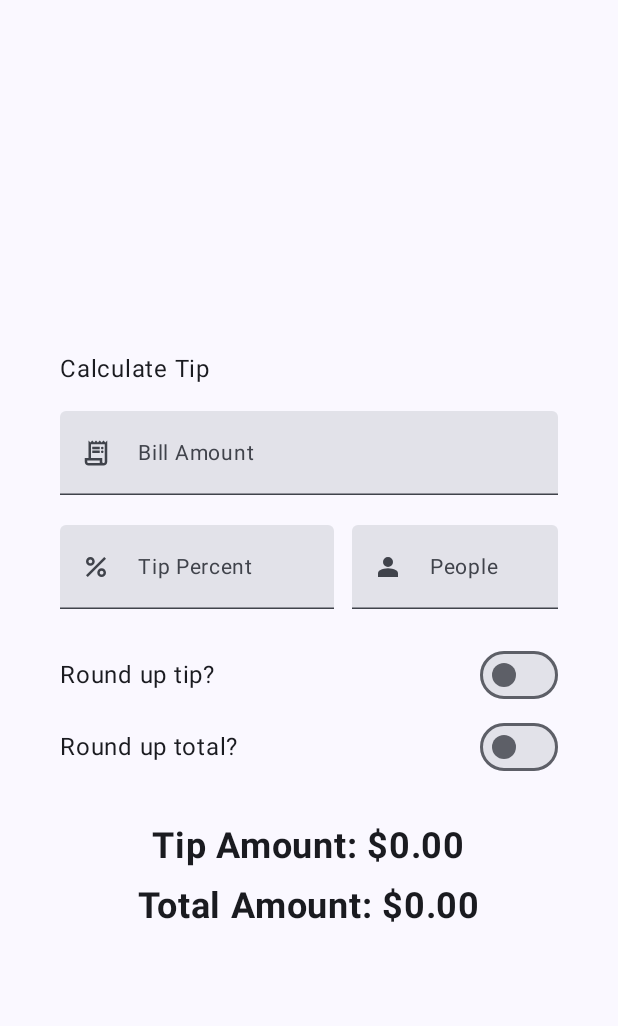
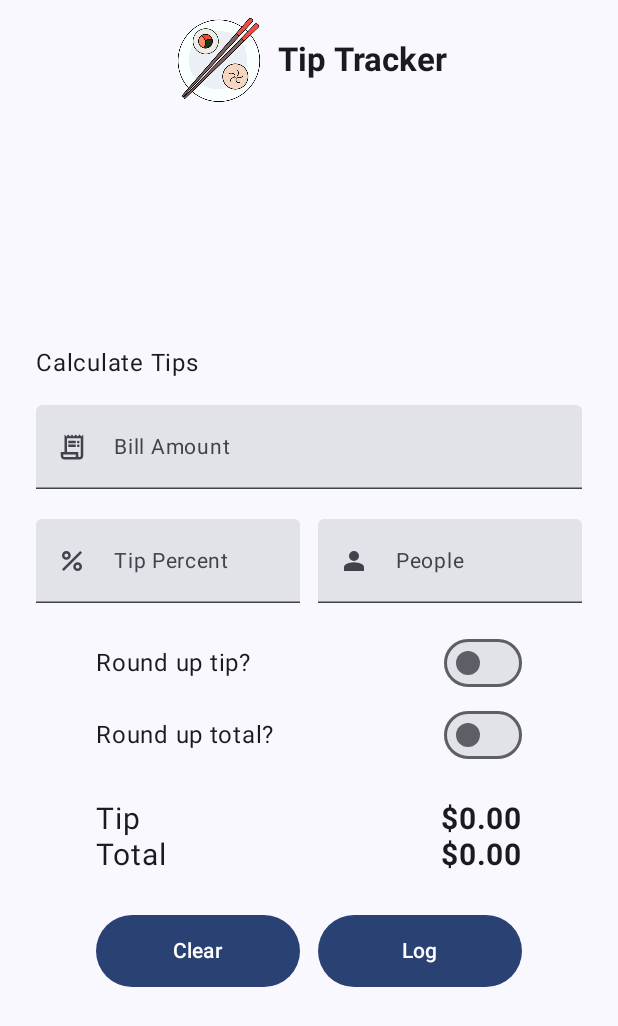
Before and after one commit to donutdiet/tip_calculator, an Android app built with Jetpack Compose: the screen it shows after launch (MainActivity), on a phone screen of 412 x 824 dp. Shown: the top 1026 px of the screen. Run offline under Robolectric (Android 15) with nearby library versions, the light colour scheme and no system bars.

Commit message:
Improve UI and add action button placeholders

```diff
--- a/app/src/main/java/com/example/tiptracker/MainActivity.kt
+++ b/app/src/main/java/com/example/tiptracker/MainActivity.kt
@@ -6,10 +6,13 @@ import androidx.activity.compose.setContent
 import androidx.activity.enableEdgeToEdge
 import androidx.annotation.DrawableRes
 import androidx.annotation.StringRes
+import androidx.annotation.VisibleForTesting
+import androidx.compose.foundation.Image
 import androidx.compose.foundation.layout.Arrangement
 import androidx.compose.foundation.layout.Column
 import androidx.compose.foundation.layout.Row
 import androidx.compose.foundation.layout.Spacer
+import androidx.compose.foundation.layout.fillMaxHeight
 import androidx.compose.foundation.layout.fillMaxSize
 import androidx.compose.foundation.layout.fillMaxWidth
 import androidx.compose.foundation.layout.height
@@ -23,11 +26,16 @@ import androidx.compose.foundation.rememberScrollState
 import androidx.compose.foundation.text.KeyboardActions
 import androidx.compose.foundation.text.KeyboardOptions
 import androidx.compose.foundation.verticalScroll
+import androidx.compose.material3.Button
+import androidx.compose.material3.CenterAlignedTopAppBar
+import androidx.compose.material3.ExperimentalMaterial3Api
 import androidx.compose.material3.Icon
+import androidx.compose.material3.Scaffold
 import androidx.compose.material3.Surface
 import androidx.compose.material3.Switch
 import androidx.compose.material3.Text
 import androidx.compose.material3.TextField
+import androidx.compose.material3.rememberBottomSheetScaffoldState
 import androidx.compose.runtime.Composable
 import androidx.compose.runtime.getValue
 import androidx.compose.runtime.mutableStateOf
@@ -35,6 +43,7 @@ import androidx.compose.runtime.remember
 import androidx.compose.runtime.setValue
 import androidx.compose.ui.Alignment
 import androidx.compose.ui.Modifier
+import androidx.compose.ui.draw.scale
 import androidx.compose.ui.focus.FocusRequester
 import androidx.compose.ui.focus.focusRequester
 import androidx.compose.ui.platform.LocalFocusManager
@@ -43,10 +52,12 @@ import androidx.compose.ui.res.stringResource
 import androidx.compose.ui.text.font.FontWeight
 import androidx.compose.ui.text.input.ImeAction
 import androidx.compose.ui.text.input.KeyboardType
+import androidx.compose.ui.text.style.TextAlign
 import androidx.compose.ui.tooling.preview.Preview
 import androidx.compose.ui.unit.dp
 import androidx.compose.ui.unit.sp
 import com.example.tiptracker.ui.theme.TipTrackerTheme
+import org.intellij.lang.annotations.JdkConstants.HorizontalAlignment
 import java.text.NumberFormat
 
 class MainActivity : ComponentActivity() {
@@ -55,16 +66,13 @@ class MainActivity : ComponentActivity() {
         enableEdgeToEdge()
         setContent {
             TipTrackerTheme {
-                Surface(
-                    modifier = Modifier.fillMaxSize()
-                ) {
                 TipTrackerLayout()
             }
         }
     }
 }
-}
 
+@OptIn(ExperimentalMaterial3Api::class)
 @Composable
 fun TipTrackerLayout() {
     var billAmountInput by remember { mutableStateOf("") }
@@ -85,21 +93,45 @@ fun TipTrackerLayout() {
     val totalString = NumberFormat.getCurrencyInstance().format(totalAmount)
     val totalPerPersonString = NumberFormat.getCurrencyInstance().format(totalPerPerson)
 
+    Scaffold(
+        topBar = {
+            CenterAlignedTopAppBar(title = {
+                Row(
+                    verticalAlignment = Alignment.CenterVertically,
+                    modifier = Modifier.padding(top = 8.dp)
+                ) {
+                    Image(
+                        painter = painterResource(R.drawable.tip_tracker_app_logo),
+                        contentDescription = "Tip Tracker App Logo",
+                        modifier = Modifier.size(64.dp)
+                    )
+                    Spacer(modifier = Modifier.width(8.dp))
+                    Text(
+                        text = stringResource(id = R.string.app_name),
+                        fontWeight = FontWeight.Bold,
+                    )
+                }
+            })
+        }
+    ) { innerPadding ->
+        Surface(
+            modifier = Modifier
+                .fillMaxSize()
+                .padding(innerPadding)
+        ) {
             Column(
                 modifier = Modifier
-            .fillMaxSize()
-            .statusBarsPadding()
-            .padding(horizontal = 40.dp)
+                    .padding(horizontal = 24.dp)
                     .verticalScroll(rememberScrollState())
                     .safeDrawingPadding(),
                 horizontalAlignment = Alignment.CenterHorizontally,
                 verticalArrangement = Arrangement.Center
             ) {
                 Text(
-            text = stringResource(id = R.string.calculate_tip),
+                    text = stringResource(R.string.calculate_tips),
                     modifier = Modifier
-                .padding(top = 40.dp, bottom = 16.dp)
                         .align(alignment = Alignment.Start)
+                        .padding(bottom = 16.dp)
                 )
                 EditNumberField(
                     label = R.string.bill_amount,
@@ -116,7 +148,7 @@ fun TipTrackerLayout() {
                 )
                 Row(
                     modifier = Modifier
-                .padding(bottom = 20.dp)
+                        .padding(bottom = 16.dp)
                         .fillMaxWidth()
                 ) {
                     EditNumberField(
@@ -128,7 +160,7 @@ fun TipTrackerLayout() {
                         ),
                         value = tipPercentInput,
                         onValueChange = { tipPercentInput = it },
-                modifier = Modifier.weight(4f)
+                        modifier = Modifier.weight(1f)
                     )
                     Spacer(modifier = Modifier.width(12.dp))
                     EditNumberField(
@@ -140,7 +172,7 @@ fun TipTrackerLayout() {
                         ),
                         value = personCountInput,
                         onValueChange = { personCountInput = it },
-                modifier = Modifier.weight(3f)
+                        modifier = Modifier.weight(1f)
                     )
                 }
                 RoundUpRow(
@@ -148,42 +180,99 @@ fun TipTrackerLayout() {
                     roundUp = roundUpTip,
                     onRoundUpChanged = {
                         roundUpTip = it
-                if(roundUpTotal) {
+                        if (roundUpTotal) {
                             roundUpTotal = false
                         }
                     },
+                    modifier = Modifier.padding(horizontal = 40.dp)
                 )
                 RoundUpRow(
                     label = R.string.round_up_total,
                     roundUp = roundUpTotal,
                     onRoundUpChanged = {
                         roundUpTotal = it
-                if(roundUpTip) {
+                        if (roundUpTip) {
                             roundUpTip = false
                         }
                     },
-            modifier = Modifier.padding(bottom = 28.dp)
+                    modifier = Modifier.padding(horizontal = 40.dp)
+                )
+                Column(
+                    modifier = Modifier.padding(horizontal = 40.dp, vertical = 20.dp)
+                ) {
+                    Row(
+                        modifier = Modifier.fillMaxWidth(),
+                        horizontalArrangement = Arrangement.SpaceBetween,
+                        verticalAlignment = Alignment.CenterVertically,
+                    ) {
+                        Text(
+                            text = stringResource(R.string.tip),
+                            fontSize = 20.sp
                         )
                         Text(
-            text = stringResource(R.string.tip_amount, tipString),
-            fontSize = 24.sp,
-            fontWeight = FontWeight.Bold,
-            modifier = Modifier.padding(bottom = 12.dp)
-        )
-        Text(
-            text = stringResource(R.string.total_amount, totalString),
-            fontSize = 24.sp,
-            fontWeight = FontWeight.Bold,
-            modifier = Modifier.padding(bottom = 12.dp)
-        )
-        if(personCount > 1) {
-            Text(
-                text = stringResource(R.string.per_person_amount, totalPerPersonString),
-                fontSize = 24.sp,
+                            text = stringResource(R.string.money_string, tipString),
+                            fontSize = 20.sp,
                             fontWeight = FontWeight.Bold,
                         )
                     }
-//        Spacer(modifier = Modifier.height(100.dp))
+                    Row(
+                        modifier = Modifier.fillMaxWidth(),
+                        horizontalArrangement = Arrangement.SpaceBetween,
+                        verticalAlignment = Alignment.CenterVertically,
+                    ) {
+                        Text(
+                            text = stringResource(R.string.total),
+                            fontSize = 20.sp
+                        )
+                        Text(
+                            text = stringResource(R.string.money_string, totalString),
+                            fontSize = 20.sp,
+                            fontWeight = FontWeight.Bold,
+                        )
+                    }
+                    if(personCount > 1) {
+                        Row(
+                            modifier = Modifier
+                                .fillMaxWidth(),
+                            horizontalArrangement = Arrangement.SpaceBetween,
+                            verticalAlignment = Alignment.CenterVertically,
+                        ) {
+                            Text(
+                                text = stringResource(R.string.per_person),
+                                fontSize = 16.sp
+                            )
+                            Text(
+                                text = stringResource(R.string.money_string, totalPerPersonString),
+                                fontSize = 16.sp,
+                            )
+                        }
+                    }
+                }
+                Row(
+                    modifier = Modifier
+                        .fillMaxWidth()
+                        .padding(horizontal = 40.dp, vertical = 8.dp)
+                ) {
+                    Button(
+                        onClick = { /*TODO*/ },
+                        modifier = Modifier
+                            .height(48.dp)
+                            .weight(1f)
+                    ) {
+                        Text(text = "Clear")
+                    }
+                    Spacer(modifier = Modifier.width(12.dp))
+                    Button(
+                        onClick = { /*TODO*/ },
+                        modifier = Modifier
+                            .height(48.dp)
+                            .weight(1f)
+                    ) {
+                        Text(text = "Log")
+                    }
+                }
+            }
+        }
     }
 }
 
@@ -252,16 +341,17 @@ fun RoundUpRow(
     }
 }
 
-private fun calculateTip(
+@VisibleForTesting
+internal fun calculateTip(
     bill: Double,
     tipPercent: Double,
     roundUpTip: Boolean,
     roundUpTotal: Boolean,
 ): Double {
     var tip = tipPercent / 100 * bill
-    if(roundUpTip) {
+    if (roundUpTip) {
         tip = kotlin.math.ceil(tip)
-    } else if(roundUpTotal) {
+    } else if (roundUpTotal) {
         val total = calculateTotal(bill, tip)
         val roundedTotal = kotlin.math.ceil(total)
         tip = tip + roundedTotal - total
@@ -277,7 +367,7 @@ private fun calculateTotalPerPerson(total: Double, personCount: Int): Double {
     return total / personCount
 }
 
-@Preview(showBackground = true)
+@Preview(showBackground = true, showSystemUi = true)
 @Composable
 fun TipTrackerPreview() {
     TipTrackerTheme {
--- a/app/src/main/res/values/strings.xml
+++ b/app/src/main/res/values/strings.xml
@@ -1,12 +1,13 @@
 <resources>
     <string name="app_name">Tip Tracker</string>
-    <string name="calculate_tip">Calculate Tip</string>
+    <string name="calculate_tips">Calculate Tips</string>
     <string name="bill_amount">Bill Amount</string>
     <string name="tip_percentage">Tip Percent</string>
     <string name="people">People</string>
     <string name="round_up_tip">Round up tip?</string>
     <string name="round_up_total">Round up total?</string>
-    <string name="tip_amount">Tip Amount: %s</string>
-    <string name="total_amount">Total Amount: %s</string>
-    <string name="per_person_amount">Per Person: %s</string>
+    <string name="tip">Tip</string>
+    <string name="total">Total</string>
+    <string name="per_person">Per Person</string>
+    <string name="money_string">%s</string>
 </resources>
```
Also changed, not shown: app/src/main/res/drawable/tip_tracker_app_logo.png (added), 4 other files. Lines whose indentation alone changed are shown as unchanged.
